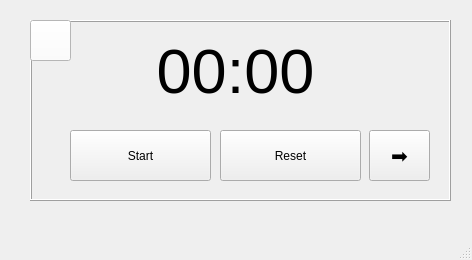
Before: the Qt Designer form ui/mainwindow.ui in TiagoSBO/qt-pomodoro-timer, drawn with Qt 5.
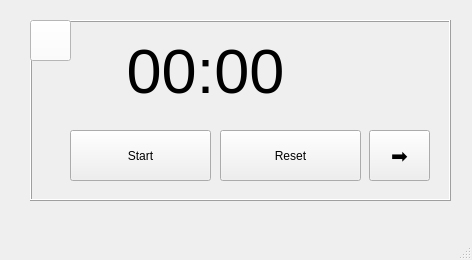
After: the same form once the commit is applied. Icons and pictures are not drawn.

Commit message: fix: Skip button works in IDLE and FOCUS states.

```diff
--- a/ui/mainwindow.ui
+++ b/ui/mainwindow.ui
@@ -61,7 +61,7 @@
     <widget class="QLabel" name="labelTimer">
      <property name="geometry">
       <rect>
-       <x>110</x>
+       <x>80</x>
        <y>10</y>
        <width>191</width>
        <height>81</height>
```
The commit also changes 2 other files.
